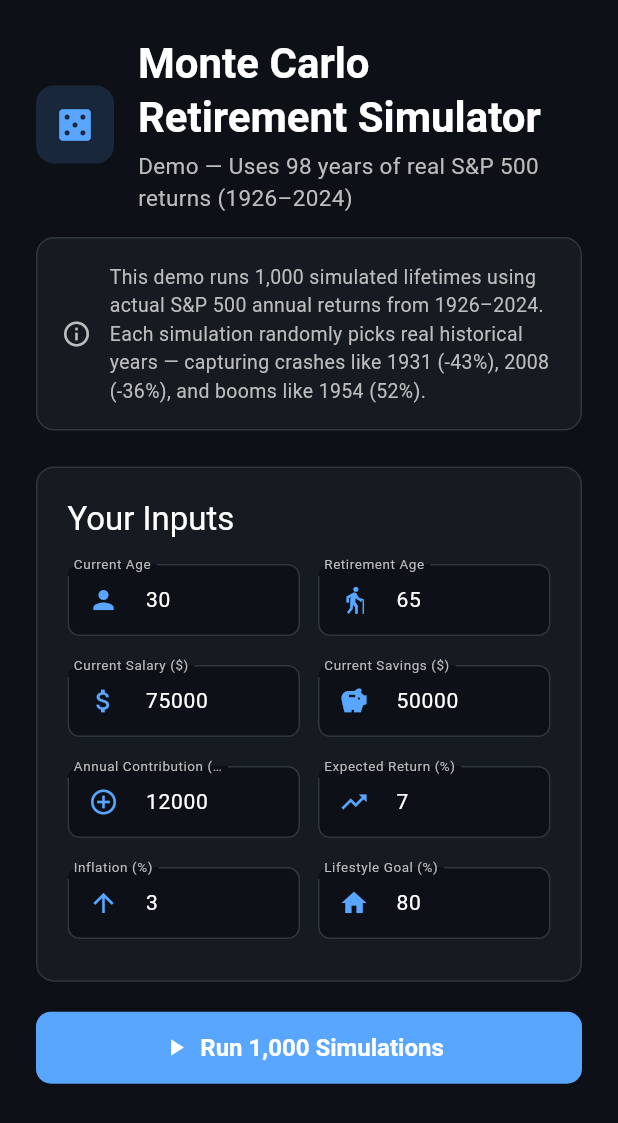
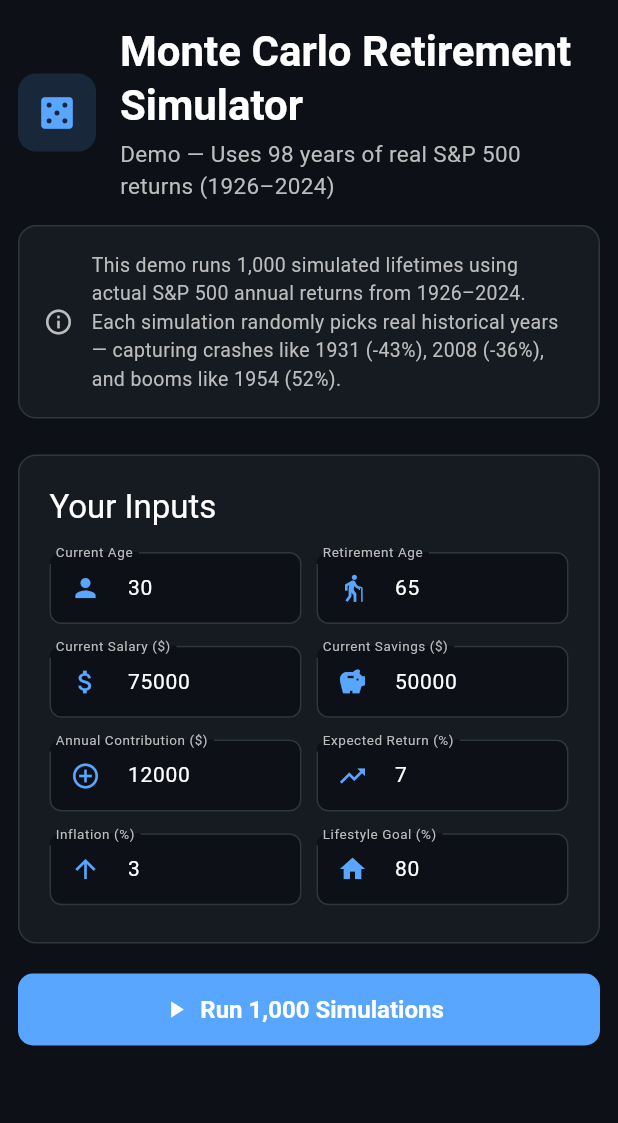
Before and after one commit to maheshmaddi/monte-carlo-retirement-simulator, a Flutter app: the screen it shows after launch, on a phone screen of 412 x 824 dp. Shown: the top 1123 px of the screen. Run offline on Flutter 3.47's test engine with Material 3 defaults, Android fonts, the phone set to English and light mode, and no system bars.

Commit message:
Improve mobile layout - wider fields, less padding

```diff
--- a/lib/main.dart
+++ b/lib/main.dart
@@ -75,7 +75,7 @@
   Widget build(BuildContext context) {
     return Scaffold(
       body: SingleChildScrollView(
-        padding: const EdgeInsets.all(24),
+        padding: const EdgeInsets.symmetric(horizontal: 12, vertical: 16),
         child: Center(
           child: ConstrainedBox(
             constraints: const BoxConstraints(maxWidth: 900),
@@ -181,12 +181,12 @@
           Text('Your Inputs', style: Theme.of(context).textTheme.titleLarge?.copyWith(color: Colors.white)),
           const SizedBox(height: 16),
           GridView.count(
-            crossAxisCount: MediaQuery.of(context).size.width > 600 ? 4 : 2,
+            crossAxisCount: MediaQuery.of(context).size.width > 800 ? 4 : 2,
             shrinkWrap: true,
             physics: const NeverScrollableScrollPhysics(),
-            mainAxisSpacing: 12,
-            crossAxisSpacing: 12,
-            childAspectRatio: MediaQuery.of(context).size.width > 600 ? 2.2 : 2.8,
+            mainAxisSpacing: 10,
+            crossAxisSpacing: 10,
+            childAspectRatio: MediaQuery.of(context).size.width > 800 ? 2.5 : 3.2,
             children: [
               _inputField('Current Age', _ageCtrl, Icons.person),
               _inputField('Retirement Age', _retireAgeCtrl, Icons.elderly),
```
